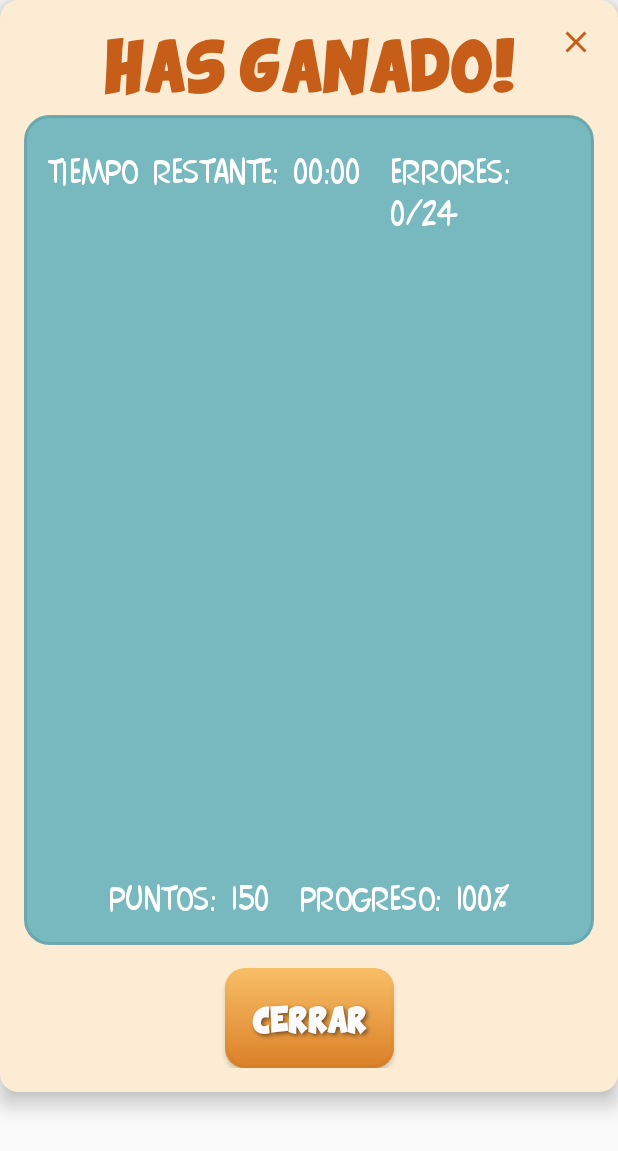
After one commit to Ationno/Mi-Caballo-Zanahorio, an Android app: the layout dialog_game_result.xml on its own in the app's theme, with its tools: preview values and no code run, on a phone screen of 412 x 824 dp. The commit adds this screen. Shown: the top 1151 px of the screen. Run offline under Robolectric (Android 15) with nearby library versions, the phone set to English and light mode, and no system bars.

Commit message:
Funcionalidad de finalizacion del juego creada. Avisos de errores mientras se juega agregados.

```diff
--- a/app/src/main/java/com/example/juegosdidacticos_limpiezadecaballo/MainActivity.kt
+++ b/app/src/main/java/com/example/juegosdidacticos_limpiezadecaballo/MainActivity.kt
@@ -34,11 +34,11 @@ class MainActivity : AppCompatActivity() {
 
     override fun onRestart() {
         super.onRestart()
-        BackgroundMusicPlayer.start(applicationContext, R.raw.menu_music)
+        BackgroundMusicPlayer.changeMusic(applicationContext, R.raw.menu_music)
     }
 
     override fun onResume() {
         super.onResume()
-        BackgroundMusicPlayer.start(applicationContext, R.raw.menu_music)
+        BackgroundMusicPlayer.changeMusic(applicationContext, R.raw.menu_music)
     }
 }
--- a/app/src/main/java/com/example/juegosdidacticos_limpiezadecaballo/ui/viewmodel/UserViewModel.kt
+++ b/app/src/main/java/com/example/juegosdidacticos_limpiezadecaballo/ui/viewmodel/UserViewModel.kt
@@ -29,7 +29,7 @@ class UserViewModel(application: Application) : AndroidViewModel(application) {
                 for (i in 1..4) {
                     val config = ConfigEntity(
                         pacientId = i,
-                        difficulty = Difficulty.EASY,
+                        difficulty = Difficulty.HARD,
                         voices = Voices.FEMININE,
                         clues = true
                     )
--- /dev/null
+++ b/app/src/main/res/drawable/error_alert_background.xml
@@ -0,0 +1,5 @@
+<!-- res/drawable/error_alert_background.xml -->
+<shape xmlns:android="http://schemas.android.com/apk/res/android">
+    <solid android:color="#DE4646"/> <!-- Red background color -->
+    <corners android:radius="8dp"/> <!-- Rounded corners -->
+</shape>
--- /dev/null
+++ b/app/src/main/res/layout/dialog_game_result.xml
@@ -0,0 +1,163 @@
+<?xml version="1.0" encoding="utf-8"?>
+
+<androidx.cardview.widget.CardView xmlns:android="http://schemas.android.com/apk/res/android"
+    xmlns:app="http://schemas.android.com/apk/res-auto"
+    android:layout_width="wrap_content"
+    android:layout_height="wrap_content"
+    app:cardBackgroundColor="@color/background_color"
+    app:cardCornerRadius="12dp"
+    app:cardElevation="8dp">
+
+    <androidx.constraintlayout.widget.ConstraintLayout
+        android:layout_width="wrap_content"
+        android:layout_height="wrap_content"
+        android:orientation="vertical"
+        android:padding="16dp">
+
+        <TextView
+            android:id="@+id/titleGameResult"
+            android:layout_width="wrap_content"
+            android:layout_height="wrap_content"
+            android:layout_gravity="center"
+            android:fontFamily="@font/comixloud"
+            android:gravity="center"
+            android:text="Has Ganado!"
+            android:textColor="#C65D18 "
+            android:textSize="24sp"
+            android:textStyle="bold"
+            app:layout_constraintEnd_toEndOf="parent"
+            app:layout_constraintStart_toStartOf="parent"
+            app:layout_constraintTop_toTopOf="parent" />
+
+        <ImageView
+            android:id="@+id/closeDialogButton"
+            android:layout_width="24dp"
+            android:layout_height="24dp"
+            android:clickable="true"
+            android:contentDescription="@string/close_button"
+            android:focusable="true"
+            android:src="@drawable/ic_close"
+            app:layout_constraintBottom_toBottomOf="@id/titleGameResult"
+            app:layout_constraintEnd_toEndOf="parent"
+            app:layout_constraintTop_toTopOf="@id/titleGameResult"
+            app:layout_constraintVertical_bias="0.0"
+            app:tint="#C65D18" />
+
+        <TextView
+            android:id="@+id/infoGameResult"
+            android:layout_width="wrap_content"
+            android:layout_height="wrap_content"
+            android:layout_marginTop="16dp"
+            android:fontFamily="@font/comixregular"
+            android:text="Has perdido por demasiados errores. :("
+            android:textColor="@color/light_blue"
+            android:textSize="30sp"
+            android:visibility="gone"
+            app:layout_constraintEnd_toEndOf="parent"
+            app:layout_constraintStart_toStartOf="parent"
+            app:layout_constraintTop_toBottomOf="@+id/titleGameResult" />
+
+        <androidx.constraintlayout.widget.ConstraintLayout
+            android:id="@+id/gameStats"
+            android:layout_width="wrap_content"
+            android:layout_height="wrap_content"
+            android:layout_marginTop="8dp"
+            android:background="@drawable/rounded_border"
+            android:padding="16dp"
+            app:layout_constraintEnd_toEndOf="parent"
+            app:layout_constraintStart_toStartOf="parent"
+            app:layout_constraintTop_toBottomOf="@+id/infoGameResult">
+
+            <LinearLayout
+                android:id="@+id/firstRowGameResult"
+                android:layout_width="wrap_content"
+                android:layout_height="wrap_content"
+                app:layout_constraintEnd_toEndOf="parent"
+                app:layout_constraintStart_toStartOf="parent"
+                app:layout_constraintTop_toTopOf="parent">
+
+                <TextView
+                    android:id="@+id/timeLeft"
+                    android:layout_width="wrap_content"
+                    android:layout_height="wrap_content"
+                    android:layout_marginTop="8dp"
+                    android:layout_marginEnd="20dp"
+                    android:fontFamily="@font/comixregular"
+                    android:text="Tiempo restante: 00:00"
+                    android:textColor="@color/white"
+                    android:textSize="24sp" />
+
+                <!-- Errors -->
+                <TextView
+                    android:id="@+id/errors"
+                    android:layout_width="wrap_content"
+                    android:layout_height="wrap_content"
+                    android:layout_marginTop="8dp"
+                    android:layout_marginEnd="20dp"
+                    android:fontFamily="@font/comixregular"
+                    android:text="Errores: 0/24"
+                    android:textColor="@color/white"
+                    android:textSize="24sp" />
+
+                <!-- Difficulty -->
+                <TextView
+                    android:id="@+id/difficulty"
+                    android:layout_width="wrap_content"
+                    android:layout_height="wrap_content"
+                    android:layout_marginTop="8dp"
+                    android:fontFamily="@font/comixregular"
+                    android:text="Dificultad: Facil"
+                    android:textColor="@color/white"
+                    android:textSize="24sp" />
+            </LinearLayout>
+
+            <LinearLayout
+                android:id="@+id/secondRowGameResult"
+                android:layout_width="wrap_content"
+                android:layout_height="wrap_content"
+                app:layout_constraintEnd_toEndOf="parent"
+                app:layout_constraintStart_toStartOf="parent"
+                app:layout_constraintTop_toBottomOf="@+id/firstRowGameResult">
+                <!-- Points -->
+                <TextView
+                    android:id="@+id/points"
+                    android:layout_width="wrap_content"
+                    android:layout_height="wrap_content"
+                    android:layout_marginTop="8dp"
+                    android:layout_marginEnd="20dp"
+                    android:fontFamily="@font/comixregular"
+                    android:text="Puntos: 150"
+                    android:textColor="@color/white"
+                    android:textSize="24sp" />
+
+                <!-- Progress -->
+                <TextView
+                    android:id="@+id/progress"
+                    android:layout_width="wrap_content"
+                    android:layout_height="wrap_content"
+                    android:layout_marginTop="8dp"
+                    android:fontFamily="@font/comixregular"
+                    android:text="Progreso: 100%"
+                    android:textColor="@color/white"
+                    android:textSize="24sp" />
+
+
+            </LinearLayout>
+
+        </androidx.constraintlayout.widget.ConstraintLayout>
+
+        <android.widget.Button
+            android:id="@+id/closeButton"
+            style="@style/ButtonStyleMenu"
+            android:layout_width="wrap_content"
+            android:layout_height="wrap_content"
+            android:paddingHorizontal="18sp"
+            android:paddingVertical="20sp"
+            android:text="Cerrar"
+            android:textSize="12sp"
+            app:layout_constraintEnd_toEndOf="parent"
+            app:layout_constraintStart_toStartOf="parent"
+            app:layout_constraintTop_toBottomOf="@+id/gameStats" />
+
+    </androidx.constraintlayout.widget.ConstraintLayout>
+</androidx.cardview.widget.CardView>
--- a/app/src/main/res/values/strings.xml
+++ b/app/src/main/res/values/strings.xml
@@ -20,9 +20,6 @@
     <string name="registrar_usuario">Registrar Usuario</string>
     <string name="configuracion">Configuracion</string>
     <string name="dificultad_usuario">Dificultad %s</string>
-    <string name="difficulty_easy">Facil</string>
-    <string name="difficulty_medium">Media</string>
-    <string name="difficulty_hard">Dificil</string>
     <string name="about_us_developer">Desarrollo</string>"
     <string name="about_us_team">Rojas, Agustina Sol; Glorioso Ceretti, Antonio Felix</string>
     <string name="about_us_colaboration">Colaboracion con"</string>
@@ -34,7 +31,7 @@
     <string name="errores_game">Errores</string>
     <string name="cantidad_errores">0/8</string>
     <string name="puntaje_game">Puntaje</string>
-    <string name="value_puntaje_game">10</string>
+    <string name="value_puntaje_game">0</string>
     <string name="pista_game">Pista</string>
     <string name="imagen_de_un_caballo">Imagen de un caballo</string>
     <string name="imagen_de_una_mesa">Imagen de una mesa</string>
```
Also changed, not shown: app/src/main/java/com/example/juegosdidacticos_limpiezadecaballo/GameActivity.kt (+115 -27 lines), app/src/main/java/com/example/juegosdidacticos_limpiezadecaballo/data/enums/Difficulty.kt (+8 -4 lines), app/src/main/java/com/example/juegosdidacticos_limpiezadecaballo/data/enums/ErrorType.kt (added, +11 -0 lines), app/src/main/java/com/example/juegosdidacticos_limpiezadecaballo/ui/fragment/UserInitFragment.kt (+1 -6 lines), app/src/main/res/layout/game_page.xml (+17 -1 lines).
